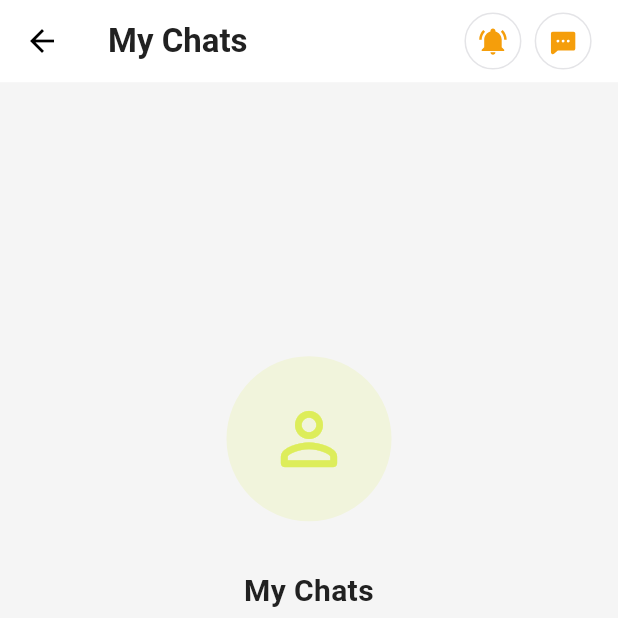
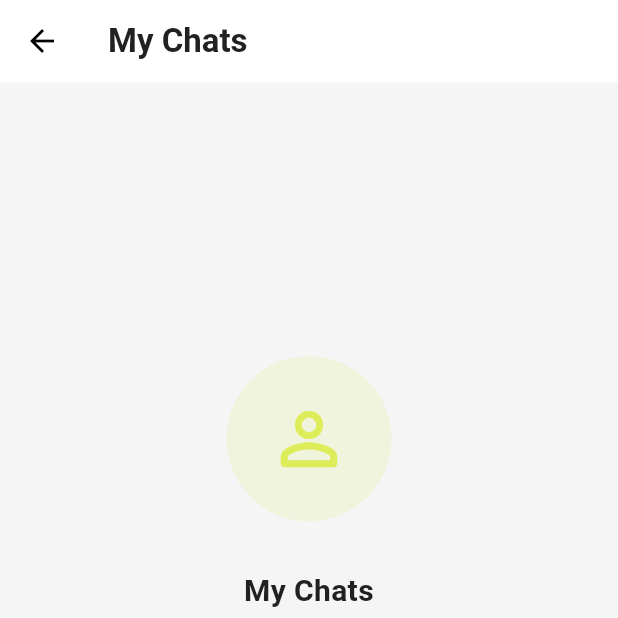
Before and after one commit to Hassan6987/quadraclub_app, a Flutter app: the AgendaScreen screen opened directly, after a tap on an icon or button, on a phone screen of 412 x 824 dp, the top half of it. Run offline on Flutter 3.47's test engine with Material 3 defaults, Android fonts, the phone set to English and light mode, and no system bars; our stand-ins replace another_flushbar, cached_network_image, delightful_toast, device_info_plus, dio, dotted_border and 18 more; missing offline and left inert: credit_card_validator, flutter_quill, flutter_stripe, parsing_util; accounts and stored records are empty; network calls fail; Roboto replaces fonts that are missing (ZalandoSans); project files that could hold a hidden picture were left out.

Commit message:
all fixed

```diff
--- a/lib/l10n/app_en.arb
+++ b/lib/l10n/app_en.arb
@@ -430,6 +430,7 @@
   "expireDate": "Expire Date",
   "cancel": "Cancel",
   "notifications": "Notifications",
+  "signInToViewYourNotifications": "Sign in to view your notifications",
   "cardholderName": "Cardholder name",
   "cardNumber": "Card number",
   "mmYy": "MM/YY",
--- a/lib/l10n/app_localizations.dart
+++ b/lib/l10n/app_localizations.dart
@@ -2114,6 +2114,12 @@ abstract class AppLocalizations {
   /// **'Notifications'**
   String get notifications;
 
+  /// No description provided for @signInToViewYourNotifications.
+  ///
+  /// In en, this message translates to:
+  /// **'Sign in to view your notifications'**
+  String get signInToViewYourNotifications;
+
   /// No description provided for @cardholderName.
   ///
   /// In en, this message translates to:
--- a/lib/l10n/app_localizations_en.dart
+++ b/lib/l10n/app_localizations_en.dart
@@ -1098,6 +1098,10 @@ class AppLocalizationsEn extends AppLocalizations {
   String get notifications => 'Notifications';
 
   @override
+  String get signInToViewYourNotifications =>
+      'Sign in to view your notifications';
+
+  @override
   String get cardholderName => 'Cardholder name';
 
   @override
--- a/lib/l10n/app_localizations_pt.dart
+++ b/lib/l10n/app_localizations_pt.dart
@@ -1105,6 +1105,10 @@ class AppLocalizationsPt extends AppLocalizations {
   String get notifications => 'Notificações';
 
   @override
+  String get signInToViewYourNotifications =>
+      'Entre para ver suas notificações';
+
+  @override
   String get cardholderName => 'Nome do titular';
 
   @override
--- a/lib/l10n/app_pt.arb
+++ b/lib/l10n/app_pt.arb
@@ -378,6 +378,7 @@
   "expireDate": "Data de validade",
   "cancel": "Cancelar",
   "notifications": "Notificações",
+  "signInToViewYourNotifications": "Entre para ver suas notificações",
   "cardholderName": "Nome do titular",
   "cardNumber": "Número do cartão",
   "mmYy": "MM/AA",
--- a/lib/presentation/chats/ui/my_chats_screen.dart
+++ b/lib/presentation/chats/ui/my_chats_screen.dart
@@ -48,6 +48,7 @@ class _MyChatsScreenState extends State<MyChatsScreen> {
         if (state.user == null) {
           return GuestLoginPrompt(
             title: l10n.myChats,
+            showAction: false,
             subtitle: l10n.signInToViewYourChatsAndConversations,
           );
         }
--- a/lib/presentation/common/widgets/guest_login_prompt.dart
+++ b/lib/presentation/common/widgets/guest_login_prompt.dart
@@ -8,11 +8,13 @@ import 'package:quadraclub_app/utils/components/language_toggle_button.dart';
 class GuestLoginPrompt extends StatelessWidget {
   final String title;
   final String subtitle;
+  final bool showAction;
 
   const GuestLoginPrompt({
     super.key,
     required this.title,
     required this.subtitle,
+    this.showAction = true,
   });
 
   @override
@@ -20,7 +22,7 @@ class GuestLoginPrompt extends StatelessWidget {
     final l10n = AppLocalizations.of(context)!;
     return Scaffold(
       backgroundColor: kCardColor,
-      appBar: CustomAppBar(title: title, centerTile: false),
+      appBar: CustomAppBar(title: title, centerTile: false,showActions: showAction,),
       body: Center(
         child: SingleChildScrollView(
           padding: const EdgeInsets.symmetric(horizontal: 32, vertical: 24),
--- a/lib/presentation/notifications/bloc/notification_event.dart
+++ b/lib/presentation/notifications/bloc/notification_event.dart
@@ -8,6 +8,8 @@ class NotificationEvent extends Equatable {
 }
 
 class GetAllNotifications extends NotificationEvent {}
+
+class ClearNotifications extends NotificationEvent {}
 
 class MarkNotificationAsRead extends NotificationEvent {
   final String id;
--- a/lib/presentation/notifications/bloc/notification_state.dart
+++ b/lib/presentation/notifications/bloc/notification_state.dart
@@ -27,6 +27,8 @@ class NotificationState extends Equatable {
   @override
   List<Object?> get props => [status, notifications, error, processingId];
 
+  bool get hasUnread => notifications.any((n) => !n.isRead);
+
   NotificationState copyWith({
     NotificationStateStatus? status,
     List<NotificationModel>? notifications,
--- a/lib/utils/components/custom_app_bar.dart
+++ b/lib/utils/components/custom_app_bar.dart
@@ -1,3 +1,6 @@
+import 'package:quadraclub_app/presentation/authentication/bloc/auth_bloc.dart';
+import 'package:quadraclub_app/presentation/notifications/bloc/notification_bloc.dart';
+
 import '/app_exports.dart';
 
 class CustomAppBar extends StatelessWidget implements PreferredSizeWidget {
@@ -88,7 +91,7 @@ class CustomAppBar extends StatelessWidget implements PreferredSizeWidget {
           ? [
               InkWell(
                 onTap: () => _onTapAction(context, RouteName.notifications),
-                child: buildContainer(Assets.svg.notification.path),
+                child: _notificationAction(context),
               ),
               8.widthBox,
               InkWell(
@@ -106,6 +109,45 @@ class CustomAppBar extends StatelessWidget implements PreferredSizeWidget {
               ),
             ]
           : null,
+    );
+  }
+
+  /// Bell icon with a primary/red unread dot for signed-in users who have
+  /// unread notifications. Guests never see the badge.
+  Widget _notificationAction(BuildContext context) {
+    return BlocBuilder<AuthBloc, AuthState>(
+      buildWhen: (prev, curr) => (prev.user == null) != (curr.user == null),
+      builder: (context, authState) {
+        final isLoggedIn = authState.user != null;
+
+        return BlocBuilder<NotificationBloc, NotificationState>(
+          buildWhen: (prev, curr) => prev.hasUnread != curr.hasUnread,
+          builder: (context, notifState) {
+            final showBadge = isLoggedIn && notifState.hasUnread;
+
+            return Stack(
+              clipBehavior: Clip.none,
+              children: [
+                buildContainer(Assets.svg.notification.path),
+                if (showBadge)
+                  Positioned(
+                    right: 2,
+                    top: 2,
+                    child: Container(
+                      width: 9,
+                      height: 9,
+                      decoration: BoxDecoration(
+                        color: kRedColor,
+                        shape: BoxShape.circle,
+                        border: Border.all(color: kRedColor, width: 1.5),
+                      ),
+                    ),
+                  ),
+              ],
+            );
+          },
+        );
+      },
     );
   }
 
```
Also changed, not shown: lib/main.dart (+13 -1 lines), lib/presentation/agenda/ui/agenda_screen.dart (+53 -12 lines), lib/presentation/notifications/bloc/notification_bloc.dart (+8 -0 lines), lib/presentation/notifications/ui/notification_screen.dart (+45 -11 lines), 1 other file.
